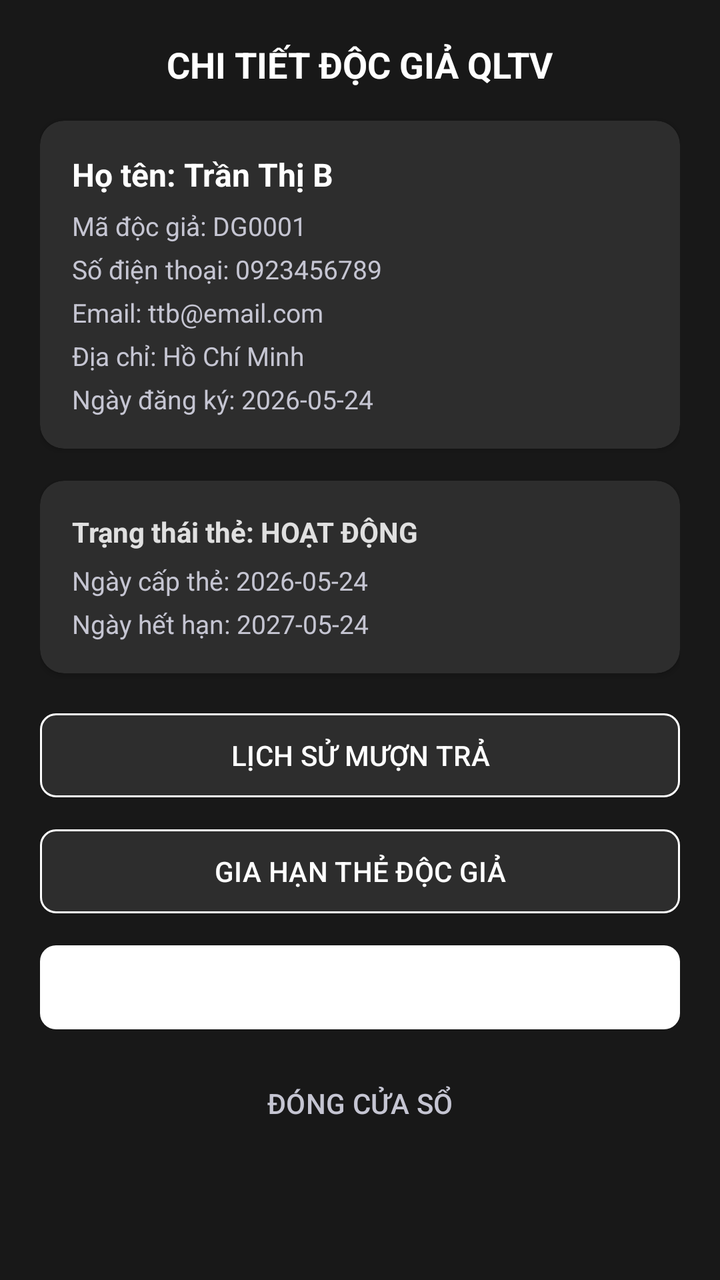
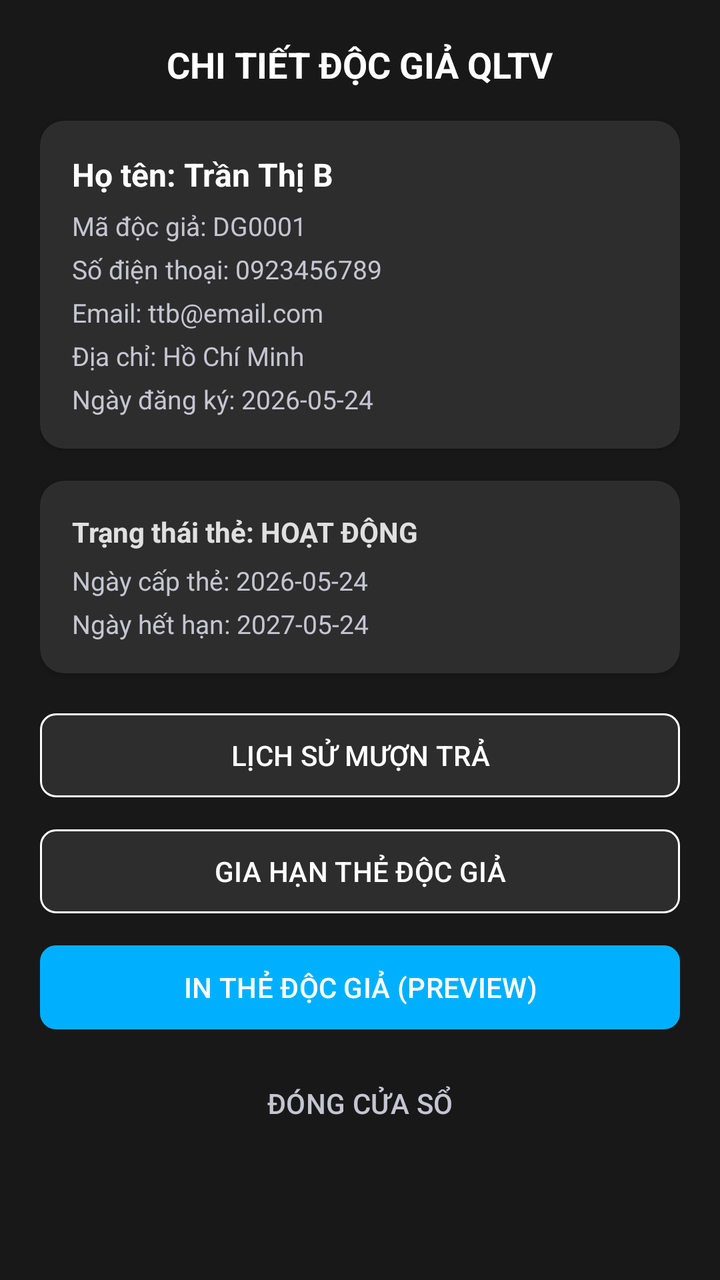

Before-and-after screenshots of an Android layout around one commit, followed by the original layout XML and the change that was made.
<!-- AndroidManifest.xml: application theme Theme.QLTV -->
<!-- res/layout/dialog_reader_detail.xml -->
<?xml version="1.0" encoding="utf-8"?>
<ScrollView xmlns:android="http://schemas.android.com/apk/res/android"
    xmlns:app="http://schemas.android.com/apk/res-auto"
    android:layout_width="match_parent"
    android:layout_height="wrap_content"
    android:background="#181818"
    android:padding="20dp">

    <LinearLayout
        android:layout_width="match_parent"
        android:layout_height="wrap_content"
        android:orientation="vertical">

        <TextView
            android:layout_width="wrap_content"
            android:layout_height="wrap_content"
            android:layout_gravity="center"
            android:layout_marginBottom="16dp"
            android:text="CHI TIẾT ĐỘC GIẢ QLTV"
            android:textColor="#FFFFFF"
            android:textSize="18sp"
            android:textStyle="bold" />

        
        <androidx.cardview.widget.CardView
            android:layout_width="match_parent"
            android:layout_height="wrap_content"
            android:layout_marginBottom="16dp"
            app:cardBackgroundColor="#2D2D2D"
            app:cardCornerRadius="12dp">

            <LinearLayout
                android:layout_width="match_parent"
                android:layout_height="wrap_content"
                android:orientation="vertical"
                android:padding="16dp">

                <TextView
                    android:id="@+id/txtDetName"
                    android:layout_width="wrap_content"
                    android:layout_height="wrap_content"
                    android:text="Họ tên: Trần Thị B"
                    android:textColor="#FFFFFF"
                    android:textSize="16sp"
                    android:textStyle="bold" />

                <TextView
                    android:id="@+id/txtDetCode"
                    android:layout_width="wrap_content"
                    android:layout_height="wrap_content"
                    android:layout_marginTop="6dp"
                    android:text="Mã độc giả: DG0001"
                    android:textColor="#C5C5D2"
                    android:textSize="13sp" />

                <TextView
                    android:id="@+id/txtDetPhone"
                    android:layout_width="wrap_content"
                    android:layout_height="wrap_content"
                    android:layout_marginTop="4dp"
                    android:text="Số điện thoại: 0923456789"
                    android:textColor="#C5C5D2"
                    android:textSize="13sp" />

                <TextView
                    android:id="@+id/txtDetEmail"
                    android:layout_width="wrap_content"
                    android:layout_height="wrap_content"
                    android:layout_marginTop="4dp"
                    android:text="Email: ttb@email.com"
                    android:textColor="#C5C5D2"
                    android:textSize="13sp" />

                <TextView
                    android:id="@+id/txtDetAddress"
                    android:layout_width="wrap_content"
                    android:layout_height="wrap_content"
                    android:layout_marginTop="4dp"
                    android:text="Địa chỉ: Hồ Chí Minh"
                    android:textColor="#C5C5D2"
                    android:textSize="13sp" />

                <TextView
                    android:id="@+id/txtDetRegDate"
                    android:layout_width="wrap_content"
                    android:layout_height="wrap_content"
                    android:layout_marginTop="4dp"
                    android:text="Ngày đăng ký: 2026-05-24"
                    android:textColor="#C5C5D2"
                    android:textSize="13sp" />
            </LinearLayout>
        </androidx.cardview.widget.CardView>

        
        <androidx.cardview.widget.CardView
            android:layout_width="match_parent"
            android:layout_height="wrap_content"
            android:layout_marginBottom="16dp"
            app:cardBackgroundColor="#2D2D2D"
            app:cardCornerRadius="12dp">

            <LinearLayout
                android:layout_width="match_parent"
                android:layout_height="wrap_content"
                android:orientation="vertical"
                android:padding="16dp">

                <TextView
                    android:id="@+id/txtDetCardStatus"
                    android:layout_width="wrap_content"
                    android:layout_height="wrap_content"
                    android:text="Trạng thái thẻ: HOẠT ĐỘNG"
                    android:textColor="#E0E0E0"
                    android:textSize="14sp"
                    android:textStyle="bold" />

                <TextView
                    android:id="@+id/txtDetCardStart"
                    android:layout_width="wrap_content"
                    android:layout_height="wrap_content"
                    android:layout_marginTop="6dp"
                    android:text="Ngày cấp thẻ: 2026-05-24"
                    android:textColor="#C5C5D2"
                    android:textSize="13sp" />

                <TextView
                    android:id="@+id/txtDetCardEnd"
                    android:layout_width="wrap_content"
                    android:layout_height="wrap_content"
                    android:layout_marginTop="4dp"
                    android:text="Ngày hết hạn: 2027-05-24"
                    android:textColor="#C5C5D2"
                    android:textSize="13sp" />
            </LinearLayout>
        </androidx.cardview.widget.CardView>

        
        <LinearLayout
            android:layout_width="match_parent"
            android:layout_height="wrap_content"
            android:orientation="vertical">

            <com.google.android.material.button.MaterialButton
                android:id="@+id/btnReaderHistory"
                android:layout_width="match_parent"
                android:layout_height="50dp"
                android:layout_marginBottom="8dp"
                android:text="LỊCH SỬ MƯỢN TRẢ"
                android:textColor="#FFFFFF"
                app:backgroundTint="#2D2D2D"
                app:cornerRadius="8dp"
                app:strokeColor="#FFFFFF"
                app:strokeWidth="1dp" />

            <com.google.android.material.button.MaterialButton
                android:id="@+id/btnReaderCardRenew"
                android:layout_width="match_parent"
                android:layout_height="50dp"
                android:layout_marginBottom="8dp"
                android:text="GIA HẠN THẺ ĐỘC GIẢ"
                android:textColor="#FFFFFF"
                app:backgroundTint="#2D2D2D"
                app:cornerRadius="8dp"
                app:strokeColor="#FFFFFF"
                app:strokeWidth="1dp" />

            <com.google.android.material.button.MaterialButton
                android:id="@+id/btnReaderCardPrint"
                android:layout_width="match_parent"
                android:layout_height="50dp"
                android:layout_marginBottom="8dp"
                android:text="IN THẺ ĐỘC GIẢ (PREVIEW)"
                android:textColor="#FFFFFF"
                app:backgroundTint="#FFFFFF"
                app:cornerRadius="8dp" />

            <com.google.android.material.button.MaterialButton
                android:id="@+id/btnReaderClose"
                style="@style/Widget.Material3.Button.TextButton"
                android:layout_width="match_parent"
                android:layout_height="50dp"
                android:text="ĐÓNG CỬA SỔ"
                android:textColor="#C5C5D2" />
        </LinearLayout>

    </LinearLayout>
</ScrollView>
<!-- resources referenced by this layout -->
<resources>
  <style name="Theme.QLTV" parent="Base.Theme.QLTV" />
  <style name="Base.Theme.QLTV" parent="Theme.Material3.DayNight.NoActionBar">
          
          
      </style>
</resources>

<!-- the commit's change to res/layout/dialog_reader_detail.xml (unified diff, before → after) -->
@@ -171,7 +171,7 @@
                 android:layout_marginBottom="8dp"
                 android:text="IN THẺ ĐỘC GIẢ (PREVIEW)"
                 android:textColor="#FFFFFF"
-                app:backgroundTint="#FFFFFF"
+                app:backgroundTint="#00B0FF"
                 app:cornerRadius="8dp" />
 
             <com.google.android.material.button.MaterialButton
